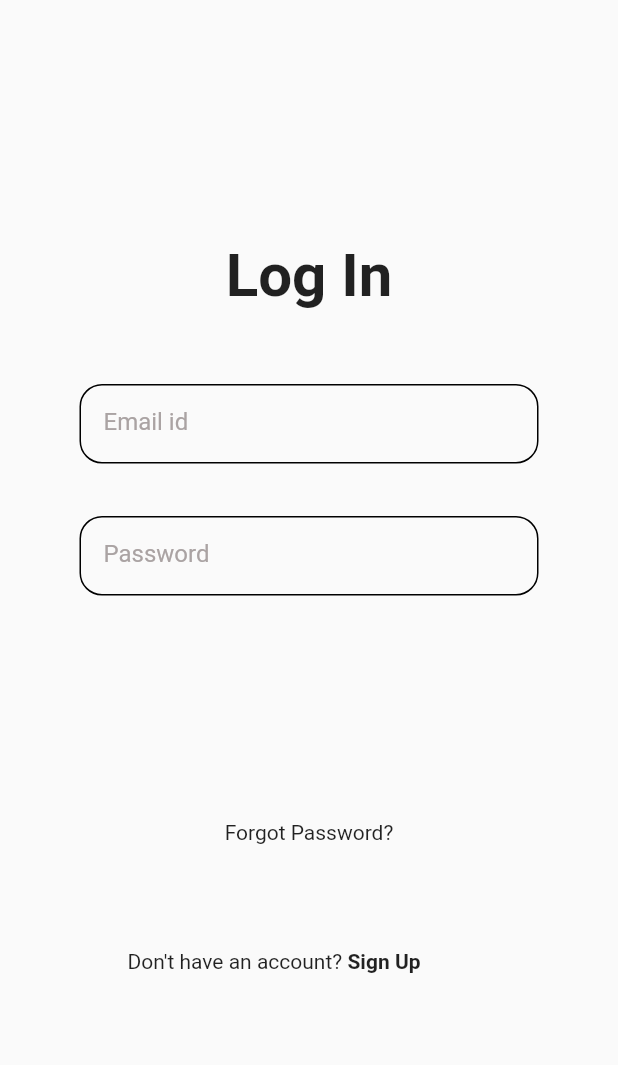
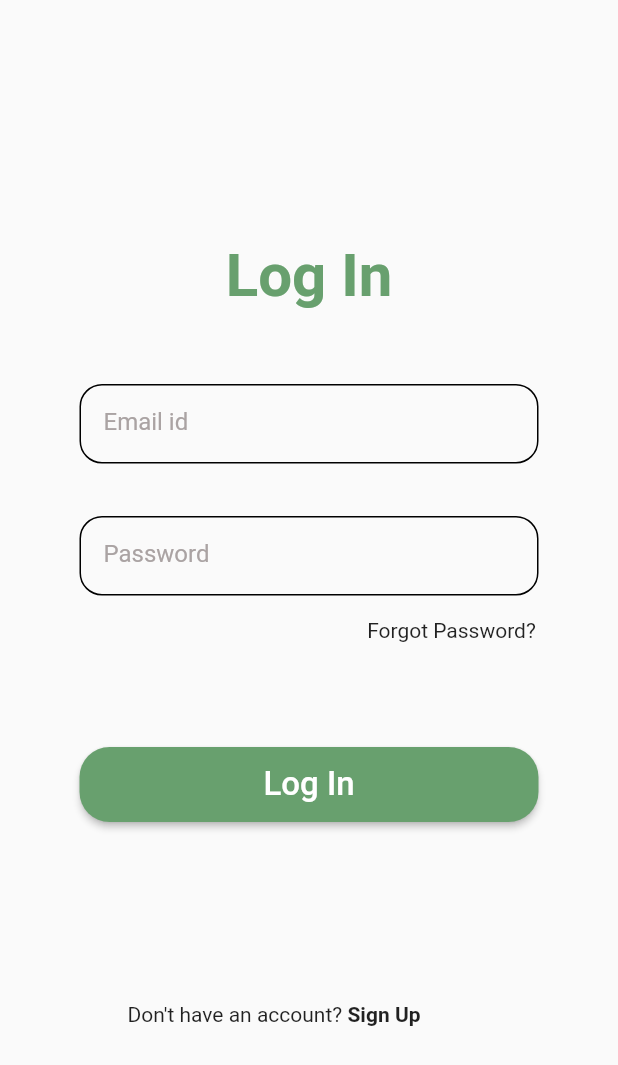
Before and after one commit to hannaaah/HomeServe, a Flutter app: the screen it shows after launch, on a phone screen of 412 x 824 dp. Shown: the top 1065 px of the screen. Run offline on Flutter 3.47's test engine with Material 2 defaults, Android fonts, the phone set to English and light mode, and no system bars.

```diff
--- a/lib/pages/login.dart
+++ b/lib/pages/login.dart
@@ -1,4 +1,6 @@
 import 'package:flutter/material.dart';
+import 'package:homeserve/pages/home.dart';
+import 'package:homeserve/themes/themes.dart';
 
 class Login extends StatelessWidget {
   const Login({Key? key}) : super(key: key);
@@ -12,8 +14,11 @@ class Login extends StatelessWidget {
             const SizedBox(
               height: 160,
             ),
-            const Text("Log In",
-                style: TextStyle(fontSize: 40, fontWeight: FontWeight.bold)),
+            Text("Log In",
+                style: TextStyle(
+                    color: Themes.basic,
+                    fontSize: 40,
+                    fontWeight: FontWeight.bold)),
             const SizedBox(
               height: 49,
             ),
@@ -22,11 +27,29 @@ class Login extends StatelessWidget {
               height: 35,
             ),
             textbox("Password"),
-            const SizedBox(height: 150),
-            GestureDetector(
-              child: const Text("Forgot Password?"),
+            const SizedBox(height: 15),
+            Padding(
+              padding: const EdgeInsets.only(left: 190),
+              child: GestureDetector(
+                child: const Text("Forgot Password?"),
+              ),
             ),
             const SizedBox(height: 70),
+            ElevatedButton(
+              onPressed: () {
+                Navigator.push(context,
+                    MaterialPageRoute(builder: (context) => const Home()));
+              },
+              style: ElevatedButton.styleFrom(
+                  fixedSize: const Size(306, 50),
+                  primary: Themes.basic,
+                  shape: RoundedRectangleBorder(
+                      borderRadius: BorderRadius.circular(20)),
+                  textStyle: const TextStyle(
+                      fontSize: 22, fontWeight: FontWeight.w500)),
+              child: const Text("Log In"),
+            ),
+            const SizedBox(height: 120),
             Padding(
               padding: const EdgeInsets.symmetric(horizontal: 85),
               child: Row(
--- /dev/null
+++ b/lib/themes/themes.dart
@@ -0,0 +1,5 @@
+import 'package:flutter/cupertino.dart';
+
+class Themes {
+  static Color basic = const Color(0xff68A06E);
+}
--- a/pubspec.yaml
+++ b/pubspec.yaml
@@ -35,6 +35,8 @@ dependencies:
   # Use with the CupertinoIcons class for iOS style icons.
   cupertino_icons: ^1.0.2
   google_fonts: any
+  firebase_auth: ^3.4.1
+  cloud_firestore: ^3.2.1
 
 dev_dependencies:
   flutter_test:
```
Also changed, not shown: lib/pages/home.dart (added, +10 -0 lines), pubspec.lock, 4 other files.
